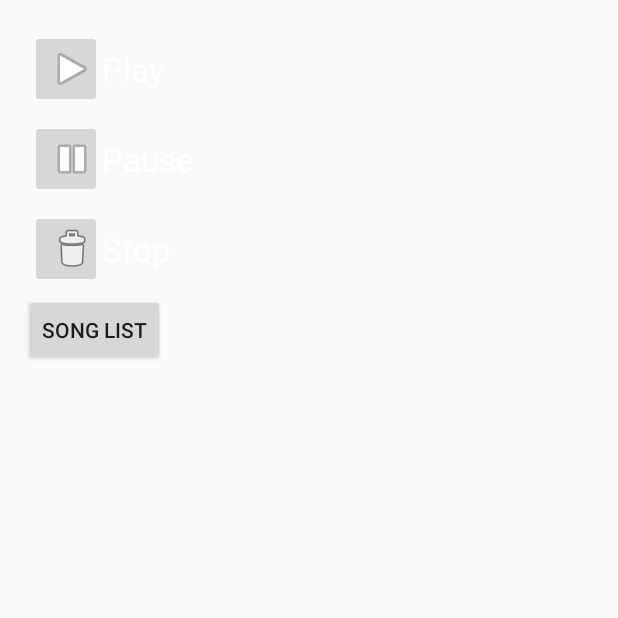
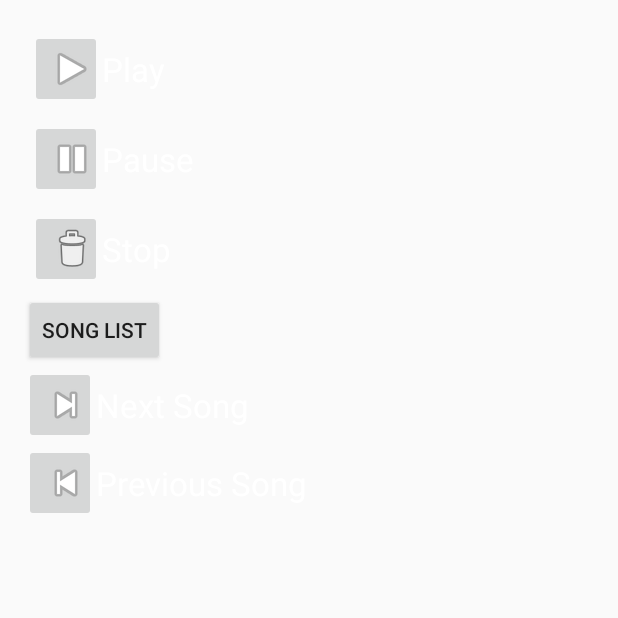
Before and after one commit to BrentonWatt/AndroidProject, an Android app: the screen it shows after launch (MusicPlayer), on a phone screen of 412 x 824 dp, the top half of it. Run offline under Robolectric (Android 15) with nearby library versions, the phone set to English and light mode, and no system bars.

```diff
--- a/app/src/main/java/com/hazardous/musicplayer/MusicPlayer.java
+++ b/app/src/main/java/com/hazardous/musicplayer/MusicPlayer.java
@@ -5,6 +5,8 @@ import android.app.AlertDialog;
 import android.content.Intent;
 import android.media.MediaPlayer;
 import android.os.Bundle;
+import android.view.Menu;
+import android.view.MenuItem;
 import android.view.View;
 import android.widget.ImageButton;
 
@@ -14,6 +16,8 @@ public class MusicPlayer extends Activity implements MediaPlayer.OnCompletionLis
     private ImageButton play;
     private ImageButton pause;
     private ImageButton stop;
+    private ImageButton nextSong;
+    private ImageButton previousSong;
     private MediaPlayer mp;
 
     @Override
@@ -24,6 +28,8 @@ public class MusicPlayer extends Activity implements MediaPlayer.OnCompletionLis
         play = (ImageButton)findViewById(R.id.play);
         pause = (ImageButton)findViewById(R.id.pause);
         stop = (ImageButton)findViewById(R.id.stop);
+        nextSong = (ImageButton)findViewById(R.id.nextSong);
+        previousSong = (ImageButton)findViewById(R.id.previousSong);
 
         play.setOnClickListener(new View.OnClickListener() {
             @Override
@@ -45,6 +51,22 @@ public class MusicPlayer extends Activity implements MediaPlayer.OnCompletionLis
                 stop();
             }
         });
+
+        previousSong.setOnClickListener(new View.OnClickListener() {
+            @Override
+            public void onClick(View view) {
+                previousSong();
+            }
+        });
+
+        nextSong.setOnClickListener(new View.OnClickListener() {
+            @Override
+            public void onClick(View view) {
+                nextSong();
+            }
+        });
+
+
 
         setup();
     }
@@ -95,6 +117,14 @@ public class MusicPlayer extends Activity implements MediaPlayer.OnCompletionLis
         stop.setEnabled(true);
     }
 
+    private void nextSong() {
+
+    }
+
+    private void previousSong() {
+
+    }
+
     private void loadClip() {
         try {
             mp=MediaPlayer.create(this, R.raw.clip);
@@ -123,10 +153,12 @@ public class MusicPlayer extends Activity implements MediaPlayer.OnCompletionLis
     }
 
     public void showSongList(View view) {
-        startActivity(new Intent(this, AudioDemo.class));
+        Intent i= new Intent(this, AudioDemo.class);
+        i.setFlags(Intent.FLAG_ACTIVITY_REORDER_TO_FRONT);
+        startActivity(i);
     }
 
-    /*@Override
+    @Override
     public boolean onCreateOptionsMenu(Menu menu) {
         // Inflate the menu; this adds items to the action bar if it is present.
         getMenuInflater().inflate(R.menu.menu_music_player, menu);
@@ -148,7 +180,7 @@ public class MusicPlayer extends Activity implements MediaPlayer.OnCompletionLis
         }
 
         return super.onOptionsItemSelected(item);
-    }*/
+    }
 
 
 }
--- a/app/src/main/res/layout/activity_music_player.xml
+++ b/app/src/main/res/layout/activity_music_player.xml
@@ -82,4 +82,52 @@
         android:id="@+id/btnList"
         android:onClick="showSongList" />
 
+    <LinearLayout
+        android:orientation="horizontal"
+        android:layout_width="match_parent"
+        android:layout_height="wrap_content">
+
+        <ImageButton
+            android:layout_width="wrap_content"
+            android:layout_height="wrap_content"
+            android:id="@+id/nextSong"
+            android:paddingRight="4dip"
+            android:src="@android:drawable/ic_media_next" />
+
+        <TextView
+            android:layout_width="fill_parent"
+            android:layout_height="fill_parent"
+            android:gravity="center_vertical"
+            android:layout_gravity="center_vertical"
+            android:textAppearance="?android:attr/textAppearanceLarge"
+            android:textColor="#FFF"
+            android:text="Next Song"
+             />
+    </LinearLayout>
+
+    <LinearLayout
+        android:orientation="horizontal"
+        android:layout_width="match_parent"
+        android:layout_height="wrap_content">
+
+        <ImageButton
+            android:layout_width="wrap_content"
+            android:layout_height="wrap_content"
+            android:id="@+id/previousSong"
+            android:adjustViewBounds="true"
+            android:src="@android:drawable/ic_media_previous"
+            android:paddingRight="4dp" />
+
+        <TextView
+            android:layout_width="wrap_content"
+            android:layout_height="wrap_content"
+            android:text="Previous Song"
+            android:id="@+id/textView"
+            android:singleLine="true"
+            android:layout_gravity="center_vertical"
+            android:gravity="center_vertical"
+            android:textAppearance="@android:style/TextAppearance.Large"
+            android:textColor="#FFF" />
+    </LinearLayout>
+
 </LinearLayout>
```
Also changed, not shown: app/src/main/AndroidManifest.xml (+7 -5 lines), app/src/main/java/com/hazardous/musicplayer/PlayerService.java (added, +53 -0 lines), app/src/main/java/com/hazardous/musicplayer/SongAdapter.java (+4 -3 lines).
